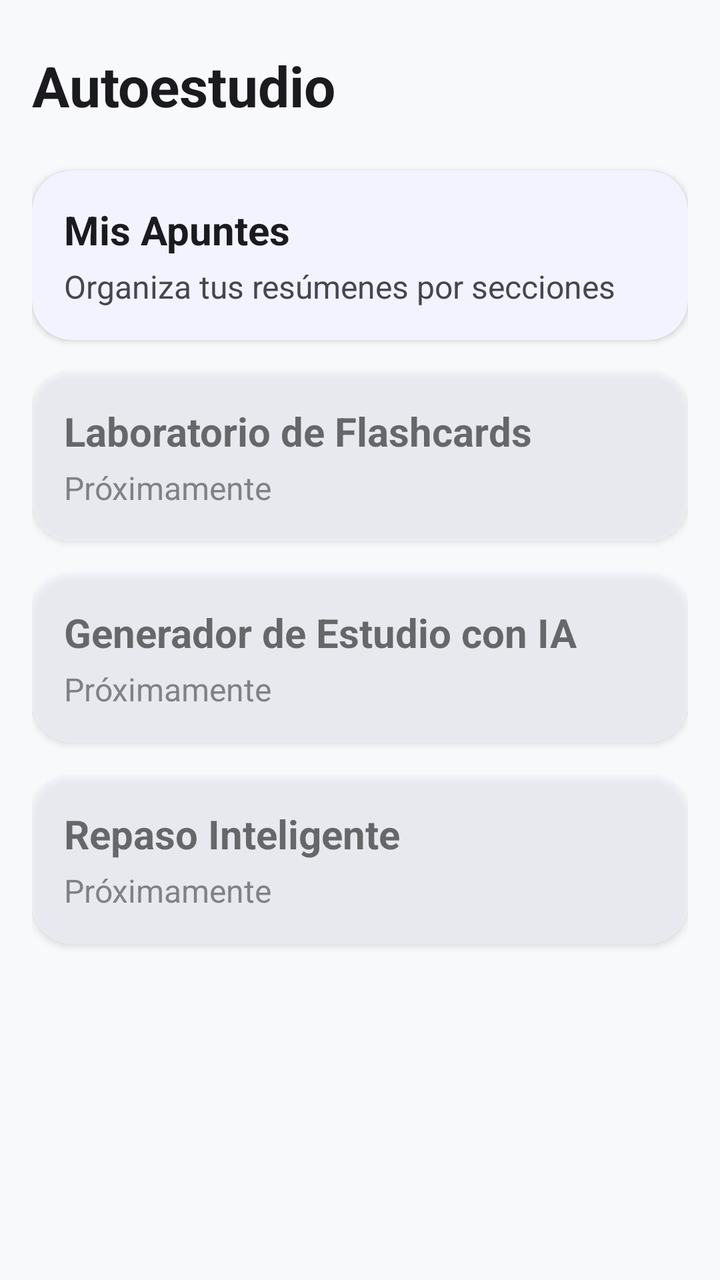
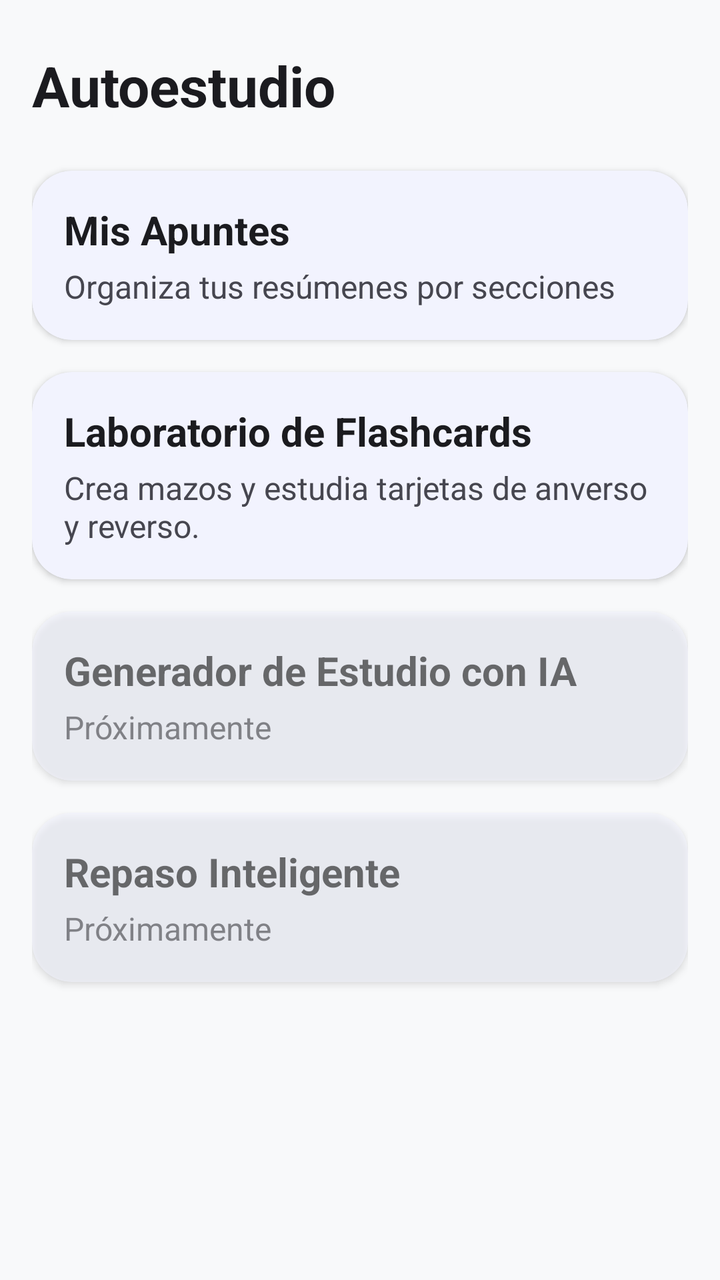

Compare the two renders of this Android layout. The source of the first and the diff that turns it into the second are given below.
<!-- AndroidManifest.xml: application theme Theme.Dubalin -->
<!-- res/layout/fragment_autoestudio.xml -->
<?xml version="1.0" encoding="utf-8"?>
<androidx.core.widget.NestedScrollView
    xmlns:android="http://schemas.android.com/apk/res/android"
    xmlns:app="http://schemas.android.com/apk/res-auto"
    android:layout_width="match_parent"
    android:layout_height="match_parent"
    android:background="?android:attr/colorBackground"
    android:fillViewport="true">

    <androidx.constraintlayout.widget.ConstraintLayout
        android:layout_width="match_parent"
        android:layout_height="wrap_content"
        android:padding="@dimen/spacing_md">

        <TextView
            android:id="@+id/tv_autoestudio_titulo"
            android:layout_width="0dp"
            android:layout_height="wrap_content"
            android:layout_marginTop="@dimen/spacing_sm"
            android:accessibilityHeading="true"
            android:text="@string/autoestudio_title"
            android:textColor="?attr/colorOnBackground"
            android:textSize="@dimen/text_size_display"
            android:textStyle="bold"
            app:layout_constraintEnd_toEndOf="parent"
            app:layout_constraintStart_toStartOf="parent"
            app:layout_constraintTop_toTopOf="parent" />

        <com.google.android.material.card.MaterialCardView
            android:id="@+id/card_mis_apuntes"
            style="@style/Widget.Dubalin.CardView"
            android:layout_width="0dp"
            android:layout_height="wrap_content"
            android:layout_marginTop="@dimen/spacing_lg"
            android:clickable="true"
            android:focusable="true"
            app:layout_constraintEnd_toEndOf="parent"
            app:layout_constraintStart_toStartOf="parent"
            app:layout_constraintTop_toBottomOf="@id/tv_autoestudio_titulo">

            <LinearLayout
                android:layout_width="match_parent"
                android:layout_height="wrap_content"
                android:orientation="vertical"
                android:padding="@dimen/spacing_md">

                <TextView
                    android:layout_width="wrap_content"
                    android:layout_height="wrap_content"
                    android:text="@string/autoestudio_notes_title"
                    android:textColor="?attr/colorOnSurface"
                    android:textSize="@dimen/text_size_title"
                    android:textStyle="bold" />

                <TextView
                    android:layout_width="match_parent"
                    android:layout_height="wrap_content"
                    android:layout_marginTop="@dimen/spacing_xs"
                    android:text="@string/autoestudio_notes_description"
                    android:textColor="?attr/colorOnSurfaceVariant"
                    android:textSize="@dimen/text_size_body" />

            </LinearLayout>

        </com.google.android.material.card.MaterialCardView>

        <com.google.android.material.card.MaterialCardView
            android:id="@+id/card_flashcards"
            style="@style/Widget.Dubalin.CardView"
            android:layout_width="0dp"
            android:layout_height="wrap_content"
            android:layout_marginTop="@dimen/spacing_md"
            android:alpha="0.6"
            app:layout_constraintEnd_toEndOf="parent"
            app:layout_constraintStart_toStartOf="parent"
            app:layout_constraintTop_toBottomOf="@id/card_mis_apuntes">

            <LinearLayout
                android:layout_width="match_parent"
                android:layout_height="wrap_content"
                android:orientation="vertical"
                android:padding="@dimen/spacing_md">

                <TextView
                    android:layout_width="wrap_content"
                    android:layout_height="wrap_content"
                    android:text="@string/autoestudio_flashcards_title"
                    android:textColor="?attr/colorOnSurface"
                    android:textSize="@dimen/text_size_title"
                    android:textStyle="bold" />

                <TextView
                    android:layout_width="match_parent"
                    android:layout_height="wrap_content"
                    android:layout_marginTop="@dimen/spacing_xs"
                    android:text="@string/coming_soon"
                    android:textColor="?attr/colorOnSurfaceVariant"
                    android:textSize="@dimen/text_size_body" />

            </LinearLayout>

        </com.google.android.material.card.MaterialCardView>

        <com.google.android.material.card.MaterialCardView
            android:id="@+id/card_generador_ia"
            style="@style/Widget.Dubalin.CardView"
            android:layout_width="0dp"
            android:layout_height="wrap_content"
            android:layout_marginTop="@dimen/spacing_md"
            android:alpha="0.6"
            app:layout_constraintEnd_toEndOf="parent"
            app:layout_constraintStart_toStartOf="parent"
            app:layout_constraintTop_toBottomOf="@id/card_flashcards">

            <LinearLayout
                android:layout_width="match_parent"
                android:layout_height="wrap_content"
                android:orientation="vertical"
                android:padding="@dimen/spacing_md">

                <TextView
                    android:layout_width="wrap_content"
                    android:layout_height="wrap_content"
                    android:text="@string/autoestudio_ai_title"
                    android:textColor="?attr/colorOnSurface"
                    android:textSize="@dimen/text_size_title"
                    android:textStyle="bold" />

                <TextView
                    android:layout_width="match_parent"
                    android:layout_height="wrap_content"
                    android:layout_marginTop="@dimen/spacing_xs"
                    android:text="@string/coming_soon"
                    android:textColor="?attr/colorOnSurfaceVariant"
                    android:textSize="@dimen/text_size_body" />

            </LinearLayout>

        </com.google.android.material.card.MaterialCardView>

        <com.google.android.material.card.MaterialCardView
            android:id="@+id/card_repaso_inteligente"
            style="@style/Widget.Dubalin.CardView"
            android:layout_width="0dp"
            android:layout_height="wrap_content"
            android:layout_marginTop="@dimen/spacing_md"
            android:layout_marginBottom="@dimen/spacing_md"
            android:alpha="0.6"
            app:layout_constraintEnd_toEndOf="parent"
            app:layout_constraintStart_toStartOf="parent"
            app:layout_constraintTop_toBottomOf="@id/card_generador_ia">

            <LinearLayout
                android:layout_width="match_parent"
                android:layout_height="wrap_content"
                android:orientation="vertical"
                android:padding="@dimen/spacing_md">

                <TextView
                    android:layout_width="wrap_content"
                    android:layout_height="wrap_content"
                    android:text="@string/autoestudio_review_title"
                    android:textColor="?attr/colorOnSurface"
                    android:textSize="@dimen/text_size_title"
                    android:textStyle="bold" />

                <TextView
                    android:layout_width="match_parent"
                    android:layout_height="wrap_content"
                    android:layout_marginTop="@dimen/spacing_xs"
                    android:text="@string/coming_soon"
                    android:textColor="?attr/colorOnSurfaceVariant"
                    android:textSize="@dimen/text_size_body" />

            </LinearLayout>

        </com.google.android.material.card.MaterialCardView>

    </androidx.constraintlayout.widget.ConstraintLayout>

</androidx.core.widget.NestedScrollView>
<!-- resources referenced by this layout -->
<resources>
  <dimen name="spacing_lg">24dp</dimen>
  <dimen name="spacing_md">16dp</dimen>
  <dimen name="spacing_sm">8dp</dimen>
  <dimen name="spacing_xs">4dp</dimen>
  <dimen name="text_size_body">16sp</dimen>
  <dimen name="text_size_display">28sp</dimen>
  <dimen name="text_size_title">20sp</dimen>
  <string name="autoestudio_ai_title">Generador de Estudio con IA</string>
  <string name="autoestudio_flashcards_title">Laboratorio de Flashcards</string>
  <string name="autoestudio_notes_description">Organiza tus resúmenes por secciones</string>
  <string name="autoestudio_notes_title">Mis Apuntes</string>
  <string name="autoestudio_review_title">Repaso Inteligente</string>
  <string name="autoestudio_title">Autoestudio</string>
  <string name="coming_soon">Próximamente</string>
  <style name="Widget.Dubalin.CardView" parent="Widget.Material3.CardView.Elevated">
          <item name="cardCornerRadius">@dimen/card_corner_radius</item>
          <item name="cardElevation">@dimen/card_elevation</item>
          <item name="cardBackgroundColor">@color/md_surface</item>
      </style>
  <style name="Theme.Dubalin" parent="Theme.Material3.DayNight.NoActionBar">
          <item name="colorPrimary">@color/md_primary</item>
          <item name="colorOnPrimary">@color/md_on_primary</item>
          <item name="colorPrimaryContainer">@color/md_primary_container</item>
          <item name="colorOnPrimaryContainer">@color/md_on_primary_container</item>
  
          <item name="colorSecondary">@color/md_secondary</item>
          <item name="colorOnSecondary">@color/md_on_secondary</item>
          <item name="colorSecondaryContainer">@color/md_secondary_container</item>
          <item name="colorOnSecondaryContainer">@color/md_on_secondary_container</item>
  
          <item name="android:colorBackground">@color/md_background</item>
          <item name="colorOnBackground">@color/md_on_background</item>
  
          <item name="colorSurface">@color/md_surface</item>
          <item name="colorOnSurface">@color/md_on_surface</item>
          <item name="colorSurfaceVariant">@color/md_surface_variant</item>
          <item name="colorOnSurfaceVariant">@color/md_on_surface_variant</item>
  
          <item name="colorOutline">@color/md_outline</item>
  
          <item name="colorError">@color/md_error</item>
          <item name="colorOnError">@color/md_on_error</item>
          <item name="colorErrorContainer">@color/md_error_container</item>
          <item name="colorOnErrorContainer">@color/md_on_error_container</item>
  
          <item name="materialCardViewStyle">@style/Widget.Dubalin.CardView</item>
      </style>
  <dimen name="card_corner_radius">20dp</dimen>
  <dimen name="card_elevation">2dp</dimen>
  <color name="md_surface">#FFFFFF</color>
  <color name="md_primary">#4A63F2</color>
  <color name="md_on_primary">#FFFFFF</color>
  <color name="md_primary_container">#DDE1FF</color>
  <color name="md_on_primary_container">#00105C</color>
  <color name="md_secondary">#5B5D72</color>
  <color name="md_on_secondary">#FFFFFF</color>
  <color name="md_secondary_container">#DFE1F9</color>
  <color name="md_on_secondary_container">#181A2C</color>
  <color name="md_background">#F8F9FA</color>
  <color name="md_on_background">#1B1B1F</color>
  <color name="md_on_surface">#1B1B1F</color>
  <color name="md_surface_variant">#E3E1EC</color>
  <color name="md_on_surface_variant">#46464F</color>
  <color name="md_outline">#767680</color>
  <color name="md_error">#BA1A1A</color>
  <color name="md_on_error">#FFFFFF</color>
  <color name="md_error_container">#FFDAD6</color>
  <color name="md_on_error_container">#410002</color>
</resources>

<!-- the commit's change to res/layout/fragment_autoestudio.xml (unified diff, before → after) -->
@@ -70,7 +70,8 @@
             android:layout_width="0dp"
             android:layout_height="wrap_content"
             android:layout_marginTop="@dimen/spacing_md"
-            android:alpha="0.6"
+            android:clickable="true"
+            android:focusable="true"
             app:layout_constraintEnd_toEndOf="parent"
             app:layout_constraintStart_toStartOf="parent"
             app:layout_constraintTop_toBottomOf="@id/card_mis_apuntes">
@@ -93,7 +94,7 @@
                     android:layout_width="match_parent"
                     android:layout_height="wrap_content"
                     android:layout_marginTop="@dimen/spacing_xs"
-                    android:text="@string/coming_soon"
+                    android:text="@string/flashcards_description"
                     android:textColor="?attr/colorOnSurfaceVariant"
                     android:textSize="@dimen/text_size_body" />
 
<!-- resource entries referenced after the edit -->
@@ -14,6 +14,7 @@
   <string name="autoestudio_review_title">Repaso Inteligente</string>
   <string name="autoestudio_title">Autoestudio</string>
   <string name="coming_soon">Próximamente</string>
+  <string name="flashcards_description">Crea mazos y estudia tarjetas de anverso y reverso.</string>
   <style name="Widget.Dubalin.CardView" parent="Widget.Material3.CardView.Elevated">
           <item name="cardCornerRadius">@dimen/card_corner_radius</item>
           <item name="cardElevation">@dimen/card_elevation</item>
